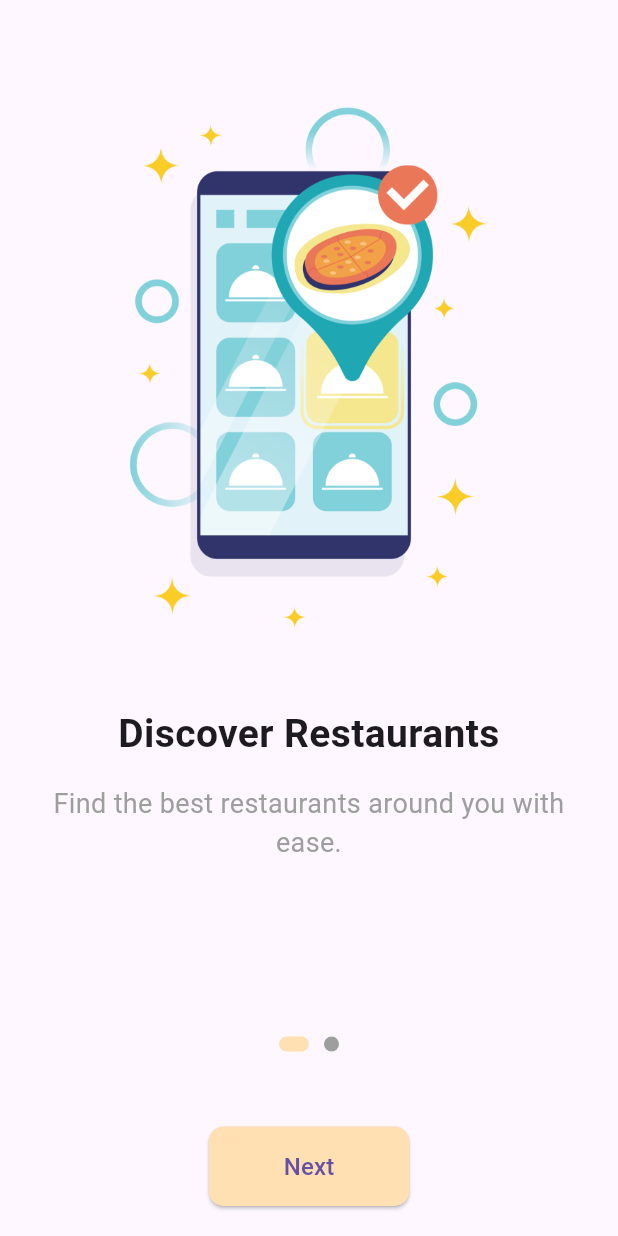
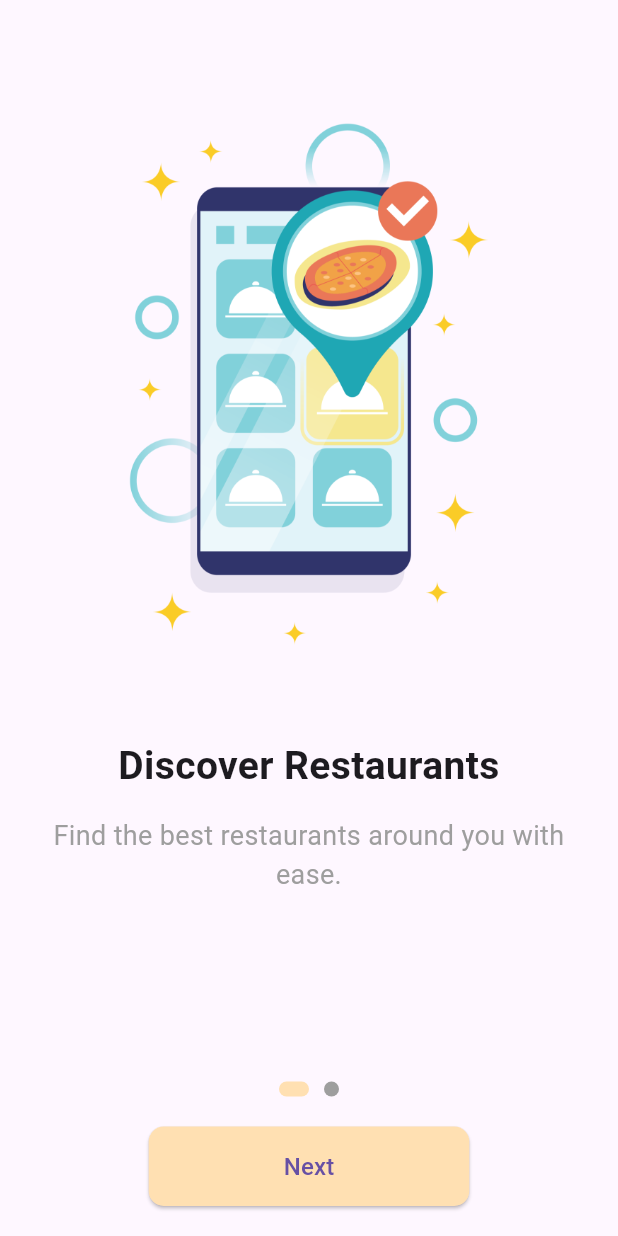
Before and after one commit to NityashwarThapa/FoodHub, a Flutter app: the screen it shows after launch, on a phone screen of 412 x 824 dp. Run offline on Flutter 3.47's test engine with Material 3 defaults, Android fonts, the phone set to English and light mode, and no system bars.

Commit message:
Onboarding

```diff
--- a/lib/view/onboarding_page.dart
+++ b/lib/view/onboarding_page.dart
@@ -107,14 +107,14 @@ class _OnboardingPageState extends State<OnboardingPage> {
               (index) => _buildDot(index),
             ),
           ),
-          const SizedBox(height: 50),
+          const SizedBox(height: 20), // Reduced height to bring button up
           ElevatedButton(
             style: ElevatedButton.styleFrom(
               backgroundColor: Colors.orange.shade100,
               shape: RoundedRectangleBorder(
                 borderRadius: BorderRadius.circular(10),
               ),
-              padding: const EdgeInsets.symmetric(vertical: 15, horizontal: 50),
+              padding: const EdgeInsets.symmetric(vertical: 15, horizontal: 90),
             ),
             onPressed: () {
               if (_currentPage == 1) {
```
